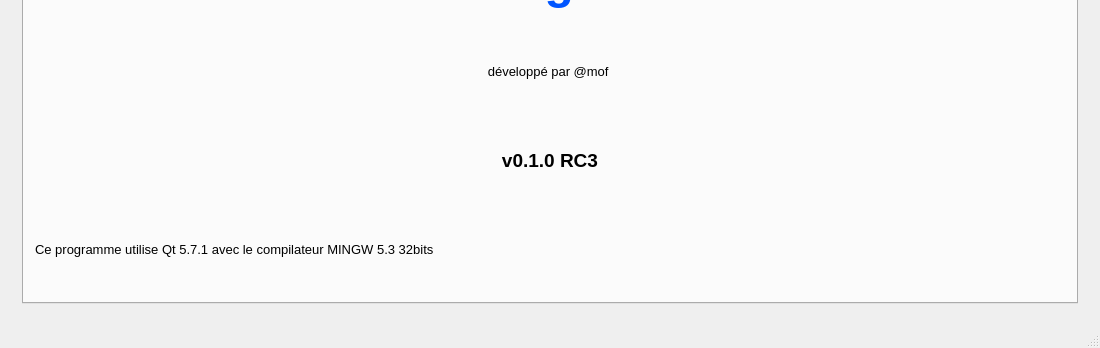
Before: the Qt Designer form Doger/mainwindow.ui in amof/Doger, drawn with Qt 5; both pictures show x 0 to 1100 and y 401 to 749 of the 1100 by 749 pixel window.
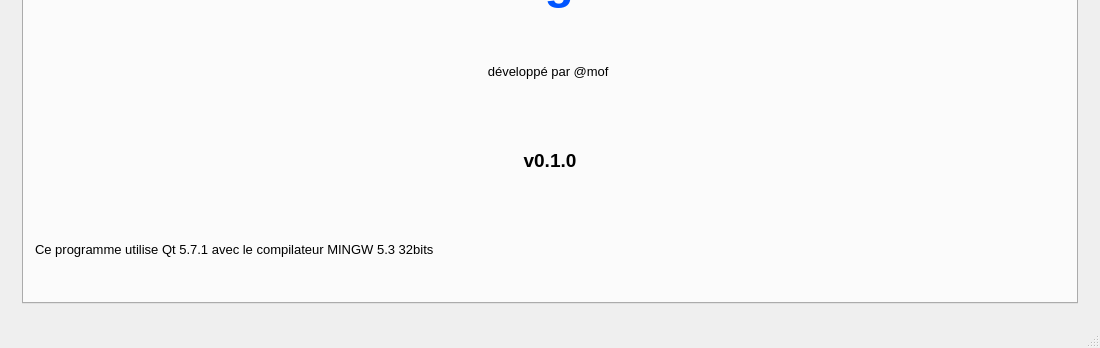
After: the same form once the commit is applied. The open tabs and pages were chosen to show the change. Icons and pictures are not drawn. Custom widgets are drawn as their Qt base class.

Commit message: Automatic focus when editing a category or brand Enter key save category or brand Double click opens the list and simple click select it

Diff of the .ui file:
```diff
--- a/Doger/mainwindow.ui
+++ b/Doger/mainwindow.ui
@@ -2344,7 +2344,7 @@
                </font>
               </property>
               <property name="text">
-               <string>v0.1.0 RC3</string>
+               <string>v0.1.0</string>
               </property>
               <property name="alignment">
                <set>Qt::AlignCenter</set>
```
Left out of the diff: 4 changed lines with no effect on the pictures. The commit also changes 2 other files.
